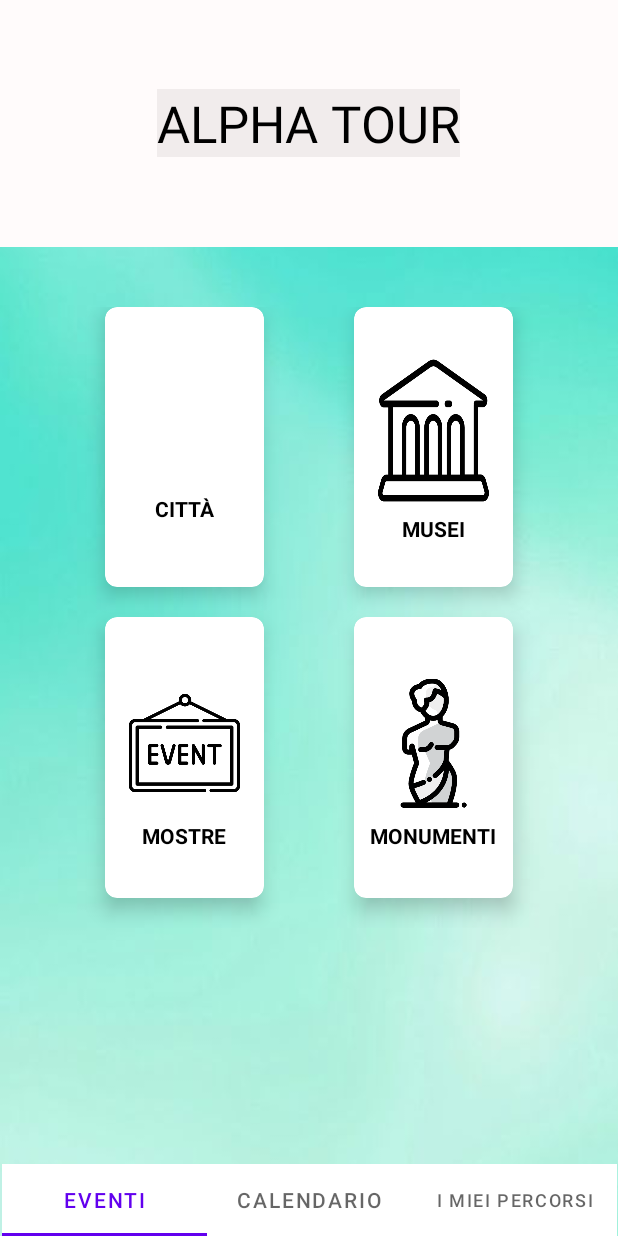
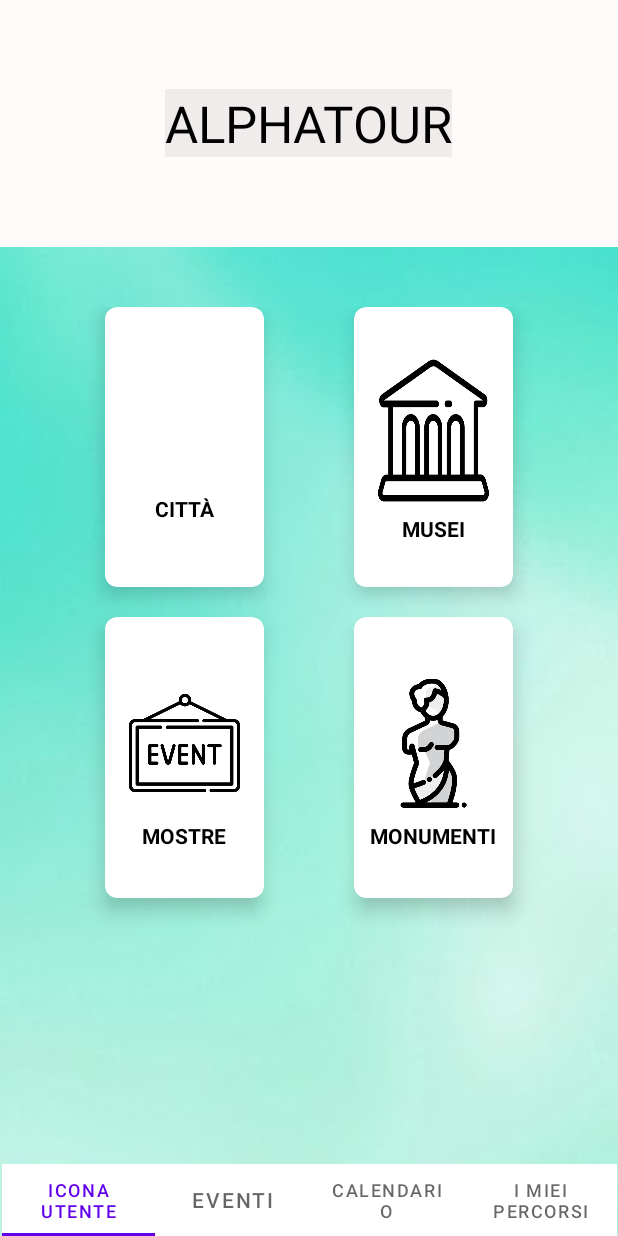
Before and after one commit to Frank99DG/AlphaTour, an Android app: the DashboardCuratoreActivity screen opened directly, with no data from a screen before it, on a phone screen of 412 x 824 dp. Run offline under Robolectric (Android 15) with nearby library versions, the phone set to English and light mode, and no system bars; Roboto replaces fonts that are not available here.

Commit message:
Modifica di : activity_dashboard_curator.xml - DashboardCuratoreActivity.java - strings.xml

```diff
--- a/app/src/main/java/com/example/alphatour/DashboardCuratoreActivity.java
+++ b/app/src/main/java/com/example/alphatour/DashboardCuratoreActivity.java
@@ -1,14 +1,30 @@
 package com.example.alphatour;
 
 import androidx.appcompat.app.AppCompatActivity;
+import androidx.cardview.widget.CardView;
 
 import android.os.Bundle;
+import android.view.View;
+import android.widget.Toast;
 
 public class DashboardCuratoreActivity extends AppCompatActivity {
+    CardView cv1,cv2,cv3,cv4;
 
     @Override
     protected void onCreate(Bundle savedInstanceState) {
         super.onCreate(savedInstanceState);
-        setContentView(R.layout.activity_dashboard_curatore);
+        setContentView(R.layout.activity_dashboard_curator);
+
+        cv1 = (CardView) findViewById(R.id.cv_city);
+        cv2 = (CardView) findViewById(R.id.cv_museum);
+        cv3 = (CardView) findViewById(R.id.cv_show);
+        cv4 = (CardView) findViewById(R.id.cv_monument);
+
+        cv1.setOnClickListener(new View.OnClickListener() {
+            @Override
+            public void onClick(View view) {
+                Toast.makeText(getApplicationContext(),"Funonzia",Toast.LENGTH_LONG);
+            }
+        });
     }
 }
--- a/app/src/main/res/layout/activity_dashboard_curatore.xml
+++ b/app/src/main/res/layout/activity_dashboard_curator.xml
@@ -25,12 +25,12 @@
             android:background="#FFFBFB">>
 
             <TextView
-                android:id="@+id/textView2"
+                android:id="@+id/tv_1"
                 android:layout_width="wrap_content"
                 android:layout_height="wrap_content"
                 android:layout_centerInParent="true"
                 android:background="#F1ECEC"
-                android:text="ALPHA TOUR"
+                android:text="@string/txt_view_String"
                 android:textColor="@color/black"
                 android:textSize="34sp" />
         </RelativeLayout>
@@ -47,6 +47,7 @@
             <!--Row 1-->
             <!--Column 1-->
             <androidx.cardview.widget.CardView
+                android:id="@+id/cv_city"
                 android:layout_width="0dp"
                 android:layout_height="0dp"
                 android:layout_marginLeft="30dp"
@@ -70,15 +71,16 @@
                         android:layout_width="wrap_content"
                         android:layout_height="104dp"
                         android:layout_gravity="center_horizontal"
+                        android:contentDescription="@string/im_view"
                         tools:srcCompat="@drawable/skyline">
 
                     </ImageView>
 
                     <TextView
-                        android:id="@+id/textView5"
+                        android:id="@+id/tv_city"
                         android:layout_width="74dp"
                         android:layout_height="wrap_content"
-                        android:text="CITTÀ"
+                        android:text="@string/tv_city"
                         android:textAlignment="center"
                         android:textColor="@color/black"
                         android:textSize="14sp"
@@ -90,6 +92,7 @@
             </androidx.cardview.widget.CardView>
             <!-- Column 2-->
             <androidx.cardview.widget.CardView
+                android:id="@+id/cv_museum"
                 android:layout_width="0dp"
                 android:layout_height="0dp"
                 android:layout_marginLeft="30dp"
@@ -111,15 +114,17 @@
                         android:layout_width="wrap_content"
                         android:layout_height="111dp"
                         android:layout_gravity="center_horizontal"
-                        android:background="@drawable/museum">
+                        android:background="@drawable/museum"
+                        android:contentDescription="@string/im_view">
 
 
                     </ImageView>
 
                     <TextView
+                        android:id="@+id/tv_museum"
                         android:layout_width="match_parent"
                         android:layout_height="wrap_content"
-                        android:text="MUSEI"
+                        android:text="@string/tv_museum"
                         android:textAlignment="center"
                         android:textColor="@color/black"
                         android:textSize="14sp"
@@ -134,6 +139,7 @@
             <!-- Row 2-->
             <!-- Column 1-->
             <androidx.cardview.widget.CardView
+                android:id="@+id/cv_show"
                 android:layout_width="0dp"
                 android:layout_height="0dp"
                 android:layout_marginLeft="30dp"
@@ -155,14 +161,16 @@
                         android:layout_width="wrap_content"
                         android:layout_height="104dp"
                         android:layout_gravity="center_horizontal"
+                        android:contentDescription="@string/im_view"
                         android:src="@drawable/event_d">
 
                     </ImageView>
 
                     <TextView
+                        android:id="@+id/tv_show"
                         android:layout_width="match_parent"
                         android:layout_height="wrap_content"
-                        android:text="MOSTRE"
+                        android:text="@string/tv_show"
                         android:textAlignment="center"
                         android:textColor="@color/black"
                         android:textSize="14sp"
@@ -175,6 +183,7 @@
             </androidx.cardview.widget.CardView>
             <!-- Column 2-->
             <androidx.cardview.widget.CardView
+                android:id="@+id/cv_monument"
                 android:layout_width="0dp"
                 android:layout_height="0dp"
                 android:layout_marginLeft="30dp"
@@ -196,14 +205,16 @@
                         android:layout_width="wrap_content"
                         android:layout_height="104dp"
                         android:layout_gravity="center_horizontal"
+                        android:contentDescription="@string/im_view"
                         android:src="@drawable/venus">
 
                     </ImageView>
 
                     <TextView
+                        android:id="@+id/tv_monument"
                         android:layout_width="wrap_content"
                         android:layout_height="wrap_content"
-                        android:text="MONUMENTI"
+                        android:text="@string/tv_monument"
                         android:textAlignment="center"
                         android:textColor="@color/black"
                         android:textSize="14sp"
@@ -227,18 +238,28 @@
         app:layout_constraintStart_toStartOf="parent">
 
         <com.google.android.material.tabs.TabItem
+            android:id="@+id/tb_user"
             android:layout_width="wrap_content"
             android:layout_height="wrap_content"
-            android:text="Eventi" />
+            android:text="@string/tb_user" />
 
         <com.google.android.material.tabs.TabItem
+            android:id="@+id/tb_event"
             android:layout_width="wrap_content"
             android:layout_height="wrap_content"
-            android:text="Calendario" />
+            android:text="@string/tb_event" />
 
         <com.google.android.material.tabs.TabItem
+            android:id="@+id/tb_calendar"
             android:layout_width="wrap_content"
             android:layout_height="wrap_content"
-            android:text="I miei percorsi" />
+            android:text="@string/tb_calendar" />
+
+        <com.google.android.material.tabs.TabItem
+            android:id="@+id/tb_routes"
+            android:layout_width="wrap_content"
+            android:layout_height="wrap_content"
+            android:text="@string/tb_routes" />
+
     </com.google.android.material.tabs.TabLayout>
 </androidx.constraintlayout.widget.ConstraintLayout>
--- a/app/src/main/res/values/strings.xml
+++ b/app/src/main/res/values/strings.xml
@@ -33,6 +33,19 @@
     <string name="fiera">Fiera</string>
     <string name="sito_archeologico">Sito Archeologico</string>
     <string name="mostra">Mostra</string>
+    <!--activity_dashboard_curatore(des)start-->
+    <string name="txt_view_String">ALPHATOUR</string>
+    <string name="tv_city">CITTÀ</string>
+    <string name="tv_museum">MUSEI</string>
+    <string name="tv_show">MOSTRE</string>
+    <string name="tv_monument">MONUMENTI</string>
+    <string name="tb_user">ICONA UTENTE</string>
+    <string name="tb_event">EVENTI</string>
+    <string name="tb_calendar">CALENDARIO</string>
+    <string name="tb_routes">I MIEI PERCORSI</string>
+    <string name="im_view"> </string>
+    <!--activity_dashboard_curatore(des)end-->
+
     <string-array name="tipo_evento">
         <item>Museo</item>
         <item>Mostra</item>
```
